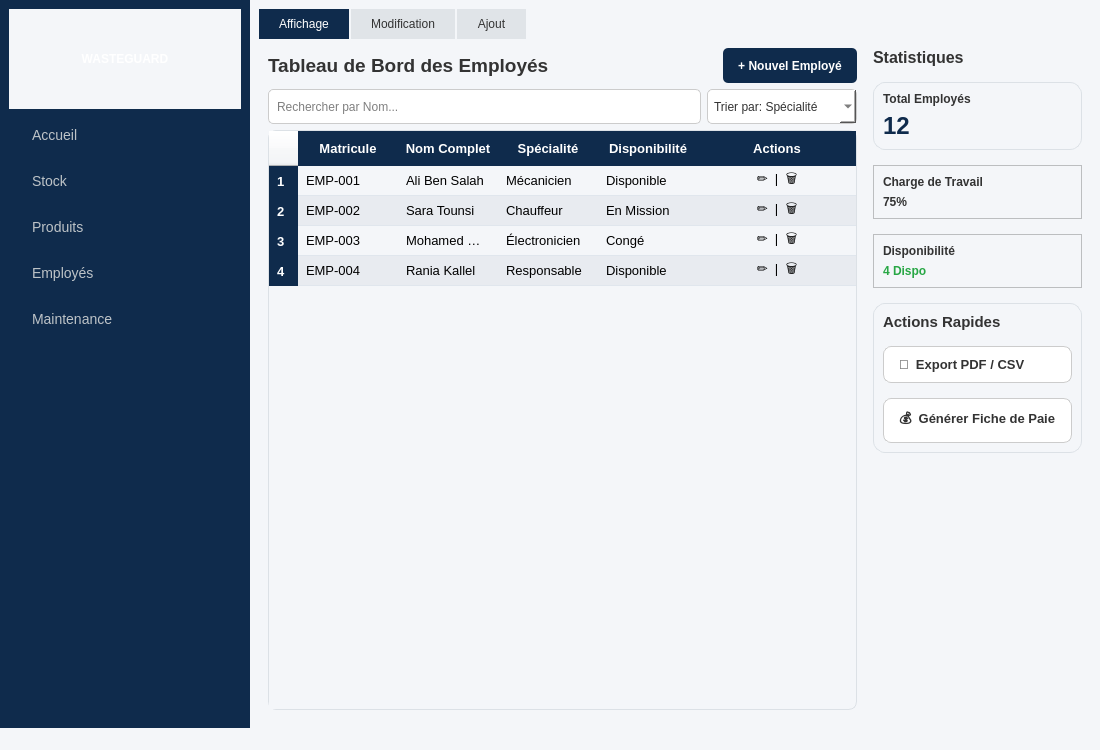
Before: the Qt Designer form mainwindow.ui in esprit-up-algo/projetcpp2526-s2-2a6-smart-waste-collection-2a6, drawn with Qt 5.
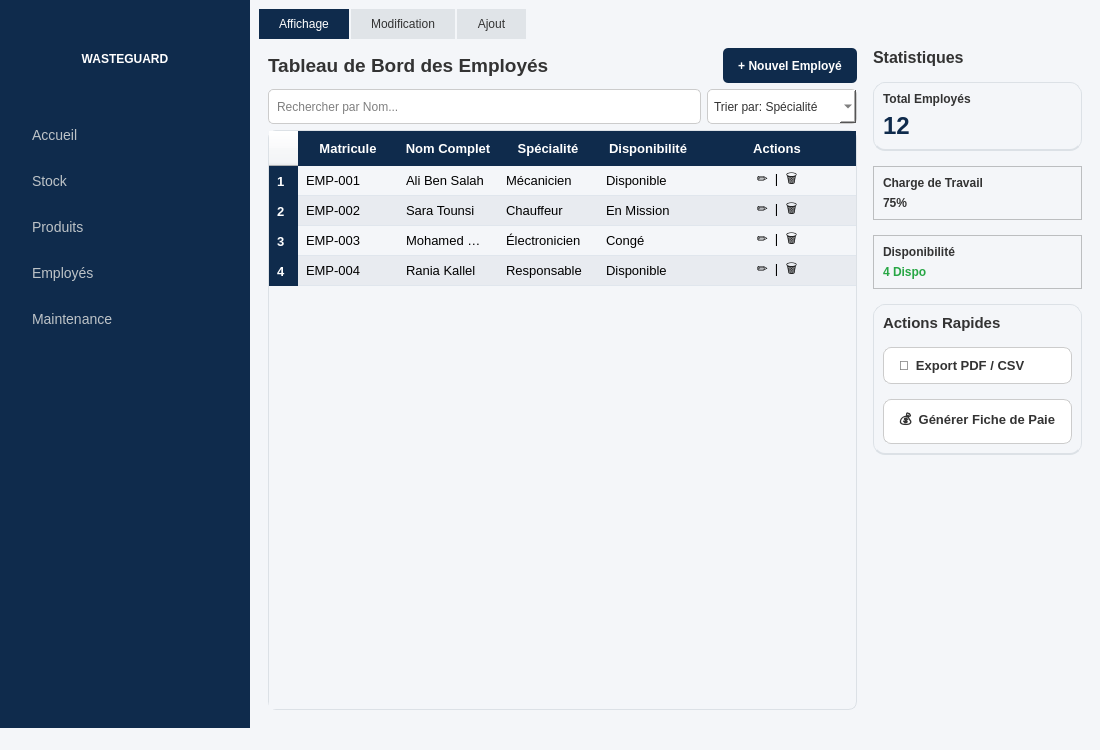
After: the same form once the commit is applied.

Commit message: Reglage de logo

Diff of the .ui file:
```diff
--- a/mainwindow.ui
+++ b/mainwindow.ui
@@ -18,7 +18,7 @@
 /* 1. CONFIGURATION GÉNÉRALE */
 /* ======================================================= */
 QMainWindow, QWidget {
-    background-color: #f4f6f9; /* C'est la couleur de fond principale */
+    background-color: #f4f6f9; /* Couleur de fond principale */
     font-family: &quot;Segoe UI&quot;, sans-serif;
 }
 
@@ -28,7 +28,7 @@
 }
 
 /* ======================================================= */
-/* 2. SIDEBAR */
+/* 2. SIDEBAR (MENU GAUCHE) */
 /* ======================================================= */
 QFrame#sidebar {
     background-color: #0f2b4c;
@@ -36,7 +36,15 @@
 }
 QFrame#sidebar QLabel {
     color: white !important;
+    background-color: transparent; /* 🔥 CORRECTION : Fond transparent pour le texte */
 }
+
+/* 🔥 CORRECTION SPÉCIALE POUR LE LOGO 🔥 */
+QLabel#label_logo {
+    background-color: transparent !important; /* Force la transparence pour ne pas avoir de carré blanc */
+    border: none;
+}
+
 QFrame#sidebar QPushButton {
     background-color: transparent;
     border: none;
@@ -53,17 +61,13 @@
 }
 
 /* ======================================================= */
-/* 3. CARTES (CARDS) - FOND BLANC SUPPRIMÉ */
+/* 3. CARTES (CARDS) */
 /* ======================================================= */
 QFrame#statCard, QFrame#actionCard, QFrame#cardFrame, QFrame#cardFrame_2 { 
-    /* AVANT : background-color: white; */
-    /* MAINTENANT : On met la même couleur que le fond principal */
-    background-color: #f4f6f9; 
+    background-color: #f4f6f9;
     border-radius: 12px;
-    /* On garde une bordure fine pour délimiter les zones */
-    border: 1px solid #dce1e6; 
-    /* On enlève l'ombre portée épaisse du bas qui fait bizarre sans fond blanc */
-    border-bottom: 1px solid #dce1e6; 
+    border: 1px solid #dce1e6;
+    border-bottom: 2px solid #dce1e6;
 }
 
 QLabel#lblStatNumber {
@@ -75,6 +79,7 @@
 /* ======================================================= */
 /* 4. BOUTONS */
 /* ======================================================= */
+/* Boutons Actions Rapides */
 QPushButton#btnExport, QPushButton#btnFichePaie {
     background-color: #ffffff;
     color: #333333 !important;
@@ -92,6 +97,7 @@
     color: #0f2b4c !important;
 }
 
+/* Autres Boutons */
 QPushButton#btnSave, QPushButton#btnAjouter, QPushButton#btnNouveau {
     background-color: #28a745;
     color: white !important;
@@ -122,6 +128,7 @@
     background-color: #5a6268;
 }
 
+/* Bouton Supprimer Rouge */
 QPushButton#btnDelete {
     background-color: #dc3545;
     color: white !important;
@@ -135,13 +142,11 @@
 }
 
 /* ======================================================= */
-/* 5. TABLEAU - FOND BLANC SUPPRIMÉ */
+/* 5. TABLEAU */
 /* ======================================================= */
 QTableWidget {
-    /* AVANT : background-color: white; */
-    background-color: #f4f6f9; /* Fond principal */
-    /* Couleur alternée légèrement plus foncée que le fond */
-    alternate-background-color: #e8ebf0; 
+    background-color: #f4f6f9;
+    alternate-background-color: #e8ebf0;
     color: #000000 !important;
     gridline-color: transparent;
     border: 1px solid #dce1e6;
@@ -151,7 +156,7 @@
 QTableWidget::item {
     color: #000000 !important;
     padding: 5px;
-    border-bottom: 1px solid #e0e6ed; /* Séparateur subtil */
+    border-bottom: 1px solid #e0e6ed;
 }
 QTableWidget::item:selected {
     background-color: #e3f2fd;
@@ -169,7 +174,6 @@
 /* ======================================================= */
 /* 6. INPUTS &amp; COMBOBOX */
 /* ======================================================= */
-/* Note : Je garde les champs de saisie en blanc pour qu'ils ressortent */
 QLineEdit {
     background-color: #ffffff;
     color: #000000;
@@ -199,17 +203,16 @@
     border: 1px solid #cccccc;
 }
 
-/* Zones d'image sans fond blanc */
 QLabel#imageLabel, QLabel#imageLabel_2 {
-    border: 2px dashed #cccccc;
+    border: 1px solid #cccccc;
     border-radius: 10px;
-    background-color: #f4f6f9; /* Fond principal au lieu de blanc */
+    background-color: #f4f6f9;
     color: #888888 !important;
 }
 
 QTabWidget::pane { border: none; }
 QTabBar::tab {
-    background: #e0e4e8; /* Onglets non sélectionnés un peu plus foncés */
+    background: #e0e4e8;
     color: #333 !important;
     padding: 8px 20px;
     margin-right: 2px;
```
The commit also changes 4 other files.
